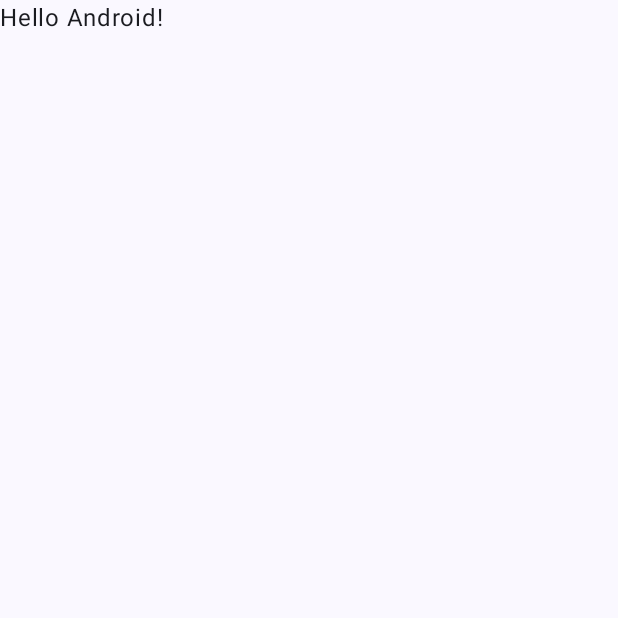
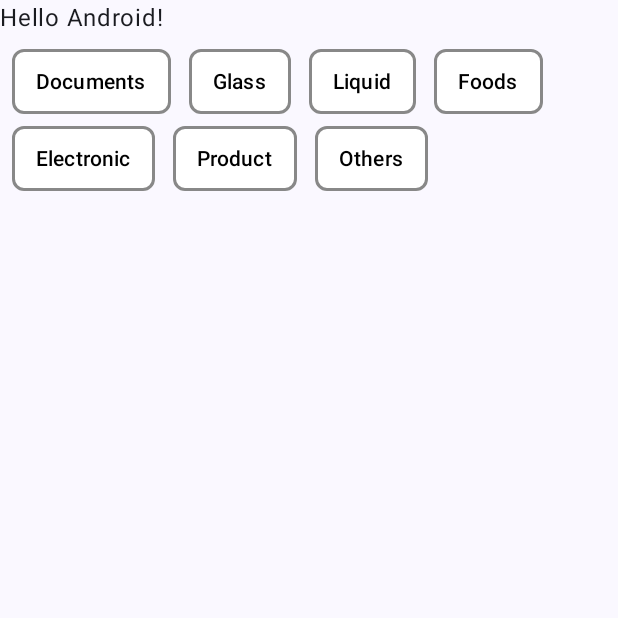
Before and after one commit to emperorfin/Movemate, an Android app built with Jetpack Compose: the screen it shows after launch (MainActivity), on a phone screen of 412 x 824 dp, the top half of it. Before the commit the part shown is almost empty. Run offline under Robolectric (Android 15) with nearby library versions, the phone set to English and light mode, and no system bars.

Commit message:
[CREATED] Created CustomChipGroup reusable component.

```diff
--- a/app/src/main/java/emperorfin/android/movemate/MainActivity.kt
+++ b/app/src/main/java/emperorfin/android/movemate/MainActivity.kt
@@ -4,6 +4,8 @@ import android.os.Bundle
 import androidx.activity.ComponentActivity
 import androidx.activity.compose.setContent
 import androidx.activity.enableEdgeToEdge
+import androidx.compose.foundation.layout.Column
+import androidx.compose.foundation.layout.Row
 import androidx.compose.foundation.layout.fillMaxSize
 import androidx.compose.foundation.layout.padding
 import androidx.compose.material3.Scaffold
@@ -11,6 +13,7 @@ import androidx.compose.material3.Text
 import androidx.compose.runtime.Composable
 import androidx.compose.ui.Modifier
 import androidx.compose.ui.tooling.preview.Preview
+import emperorfin.android.movemate.ui.component.CustomChipGroup
 import emperorfin.android.movemate.ui.theme.MovemateTheme
 
 class MainActivity : ComponentActivity() {
@@ -20,10 +23,18 @@ class MainActivity : ComponentActivity() {
         setContent {
             MovemateTheme {
                 Scaffold(modifier = Modifier.fillMaxSize()) { innerPadding ->
-                    Greeting(
-                        name = "Android",
-                        modifier = Modifier.padding(innerPadding)
-                    )
+                    Column {
+                        Greeting(
+                            name = "Android",
+                            modifier = Modifier.padding(innerPadding)
+                        )
+
+                        Row {
+                            CustomChipGroup(
+                                chipLabels = listOf("Documents", "Glass", "Liquid", "Foods", "Electronic", "Product", "Others")
+                            )
+                        }
+                    }
                 }
             }
         }
--- a/app/src/main/java/emperorfin/android/movemate/ui/component/BigButton.kt
+++ b/app/src/main/java/emperorfin/android/movemate/ui/component/BigButton.kt
@@ -78,7 +78,7 @@ fun BigButton(
 
 @Preview
 @Composable
-fun BigButtonPreview() {
+private fun BigButtonPreview() {
     MovemateTheme {
         BigButton(
             textRes = R.string.btn_back_to_home,
--- /dev/null
+++ b/app/src/main/java/emperorfin/android/movemate/ui/component/CustomChipGroup.kt
@@ -0,0 +1,82 @@
+package emperorfin.android.movemate.ui.component
+
+import androidx.annotation.DimenRes
+import androidx.compose.foundation.BorderStroke
+import androidx.compose.foundation.layout.Arrangement
+import androidx.compose.foundation.layout.ExperimentalLayoutApi
+import androidx.compose.foundation.layout.FlowRow
+import androidx.compose.foundation.layout.Spacer
+import androidx.compose.foundation.layout.height
+import androidx.compose.foundation.layout.padding
+import androidx.compose.foundation.layout.width
+import androidx.compose.material.icons.Icons
+import androidx.compose.material.icons.filled.Done
+import androidx.compose.material3.FilterChip
+import androidx.compose.material3.FilterChipDefaults
+import androidx.compose.material3.Icon
+import androidx.compose.material3.Text
+import androidx.compose.runtime.Composable
+import androidx.compose.runtime.getValue
+import androidx.compose.runtime.mutableStateOf
+import androidx.compose.runtime.remember
+import androidx.compose.runtime.setValue
+import androidx.compose.ui.Modifier
+import androidx.compose.ui.graphics.Color
+import androidx.compose.ui.res.dimensionResource
+import androidx.compose.ui.tooling.preview.Preview
+import androidx.compose.ui.unit.Dp
+import androidx.compose.ui.unit.dp
+import emperorfin.android.movemate.R
+import emperorfin.android.movemate.ui.theme.MovemateTheme
+
+
+@OptIn(ExperimentalLayoutApi::class)
+@Composable
+fun CustomChipGroup(
+    chipLabels: List<String>,
+    @DimenRes height: Dp = dimensionResource(id = R.dimen.custom_chip_group_height_43),
+    @DimenRes spaceWidth: Dp = dimensionResource(id = R.dimen.custom_chip_group_spacer_width_8)
+) {
+    var selectedChip by remember { mutableStateOf("") }
+
+    FlowRow(
+        modifier = Modifier.padding(all = dimensionResource(id = R.dimen.custom_chip_group_flow_row_padding_all_8)),
+        horizontalArrangement = Arrangement.spacedBy(space = dimensionResource(id = R.dimen.custom_chip_group_flow_row_horizontal_arrangement_2)),
+        verticalArrangement = Arrangement.spacedBy(space = dimensionResource(id = R.dimen.custom_chip_group_flow_row_vertical_arrangement_8))
+    ) {
+        chipLabels.forEach { label ->
+            FilterChip(
+                modifier = Modifier.height(height = height),
+                onClick = { selectedChip = label },
+                label = { Text(label) },
+                selected = selectedChip == label,
+                border = BorderStroke(
+                    width = dimensionResource(id = R.dimen.custom_chip_group_filter_chip_border_stroke_width_2),
+                    color = if (selectedChip == label) Color.Black else Color.Gray
+                ),
+                colors = FilterChipDefaults.filterChipColors(
+//                    containerColor = if (selectedChip == label) Color.Black else Color.White,
+                    containerColor = Color.White,
+                    labelColor = Color.Black,
+                    selectedContainerColor = Color.Black,
+                    selectedLabelColor = Color.White,
+                ),
+                leadingIcon = if (selectedChip == label) {
+                    { Icon(Icons.Filled.Done, contentDescription = "Selected", tint = Color.White) }
+                } else null
+            )
+
+            Spacer(modifier = Modifier.width(width = spaceWidth))
+        }
+    }
+}
+
+@Preview
+@Composable
+private fun CustomChipGroupPreview() {
+    MovemateTheme {
+        CustomChipGroup(
+            chipLabels = listOf("Documents", "Glass", "Liquid", "Foods", "Electronic", "Product", "Others")
+        )
+    }
+}
--- a/app/src/main/res/values/dimens.xml
+++ b/app/src/main/res/values/dimens.xml
@@ -5,4 +5,11 @@
     <dimen name="big_button_border_stroke_width_1">1dp</dimen>
     <dimen name="big_button_text_padding_start_10">10dp</dimen>
     <dimen name="big_button_text_font_size_18">18dp</dimen>
+
+    <dimen name="custom_chip_group_height_43">43dp</dimen>
+    <dimen name="custom_chip_group_flow_row_padding_all_8">8dp</dimen>
+    <dimen name="custom_chip_group_flow_row_horizontal_arrangement_2">2dp</dimen>
+    <dimen name="custom_chip_group_flow_row_vertical_arrangement_8">8dp</dimen>
+    <dimen name="custom_chip_group_filter_chip_border_stroke_width_2">2dp</dimen>
+    <dimen name="custom_chip_group_spacer_width_8">8dp</dimen>
 </resources>
```
